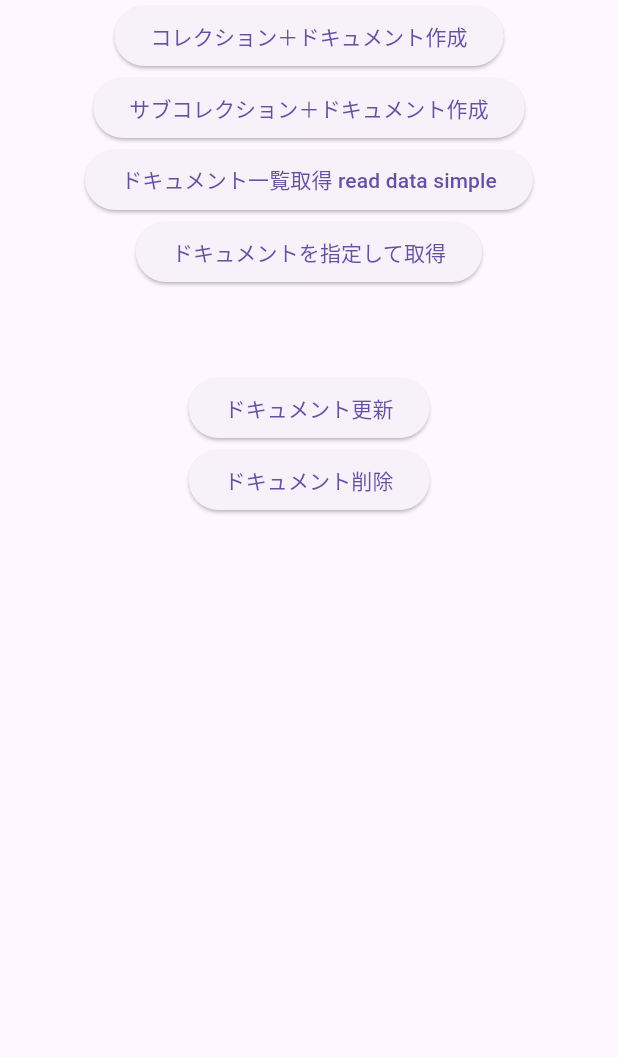
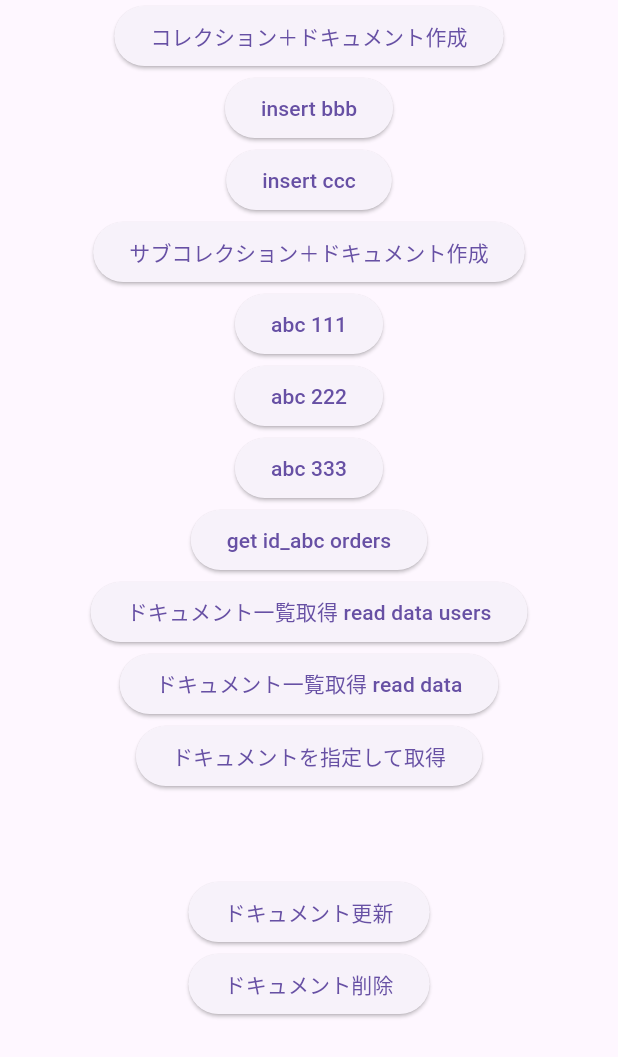
Before and after one commit to chenzhizsqq/flutter3_helloWorld, a Flutter app: the screen it shows after launch, on a phone screen of 412 x 824 dp. Shown: the top 1057 px of the screen. Run offline on Flutter 3.47's test engine with Material 3 defaults, Android fonts, the phone set to English and light mode, and no system bars; our stand-ins replace cloud_firestore, firebase_auth, firebase_core; accounts and stored records are empty.

Commit message:
FirebaseFirestore get doc --- https://firebase.google.com/docs/firestore/query-data/listen?hl=zh-cn

```diff
--- a/lib/sample/FirebaseCloudFirestoreSample.dart
+++ b/lib/sample/FirebaseCloudFirestoreSample.dart
@@ -35,6 +35,26 @@ class _FirebaseCloudFirestoreSampleState
                     .set({'name': '鈴木', 'age': 40}); // データ
               },
             ),
+            ElevatedButton(
+              child: Text('insert bbb'),
+              onPressed: () async {
+                // ドキュメント作成
+                await FirebaseFirestore.instance
+                    .collection('users') // コレクションID
+                    .doc('id_bbb') // ドキュメントID
+                    .set({'name': 'name_bbb', 'age': 222}); // データ
+              },
+            ),
+            ElevatedButton(
+              child: Text('insert ccc'),
+              onPressed: () async {
+                // ドキュメント作成
+                await FirebaseFirestore.instance
+                    .collection('users') // コレクションID
+                    .doc('id_ccc') // ドキュメントID
+                    .set({'name': 'name_ccc', 'age': 333}); // データ
+              },
+            ),
 
             //2222
             ElevatedButton(
@@ -47,6 +67,64 @@ class _FirebaseCloudFirestoreSampleState
                     .collection('orders') // サブコレクションID
                     .doc('id_123') // ドキュメントID << サブコレクション内のドキュメント
                     .set({'price': 600, 'date': '9/13'}); // データ
+              },
+            ),
+            ElevatedButton(
+              child: Text('abc 111'),
+              onPressed: () async {
+                // サブコレクション内にドキュメント作成
+                await FirebaseFirestore.instance
+                    .collection('users') // コレクションID
+                    .doc('id_abc') // ドキュメントID << usersコレクション内のドキュメント
+                    .collection('orders') // サブコレクションID
+                    .doc('id_111') // ドキュメントID << サブコレクション内のドキュメント
+                    .set({'price': 111, 'date': '9/13'}); // データ
+              },
+            ),
+            ElevatedButton(
+              child: Text('abc 222'),
+              onPressed: () async {
+                // サブコレクション内にドキュメント作成
+                await FirebaseFirestore.instance
+                    .collection('users') // コレクションID
+                    .doc('id_abc') // ドキュメントID << usersコレクション内のドキュメント
+                    .collection('orders') // サブコレクションID
+                    .doc('id_222') // ドキュメントID << サブコレクション内のドキュメント
+                    .set({'price': 222, 'date': '9/13'}); // データ
+              },
+            ),
+            ElevatedButton(
+              child: Text('abc 333'),
+              onPressed: () async {
+                // サブコレクション内にドキュメント作成
+                await FirebaseFirestore.instance
+                    .collection('users') // コレクションID
+                    .doc('id_abc') // ドキュメントID << usersコレクション内のドキュメント
+                    .collection('orders') // サブコレクションID
+                    .doc('id_333') // ドキュメントID << サブコレクション内のドキュメント
+                    .set({'price': 333, 'date': '9/13'}); // データ
+              },
+            ),
+            ElevatedButton(
+              child: Text('get id_abc orders'),
+              onPressed: () async {
+                // コレクション内のドキュメント一覧を取得
+                var db = FirebaseFirestore.instance;
+
+                await db
+                    .collection("users")
+                    .doc('id_abc')
+                    .collection('orders')
+                    .get()
+                    .then((event) {
+                  for (var doc in event.docs) {
+                    print("${doc.id} => ${doc.data()}");
+                  }
+                });
+                // 取得したドキュメント一覧をUIに反映
+                // setState(() {
+                //   documentList = snapshot.documents;
+                // });
               },
             ),
 
@@ -75,9 +153,9 @@ class _FirebaseCloudFirestoreSampleState
             ),
             */
 
-            //3333 read data simple
+            //3333 read data users
             ElevatedButton(
-              child: Text('ドキュメント一覧取得 read data simple'),
+              child: Text('ドキュメント一覧取得 read data users'),
               onPressed: () async {
                 // コレクション内のドキュメント一覧を取得
                 var db = FirebaseFirestore.instance;
@@ -87,6 +165,20 @@ class _FirebaseCloudFirestoreSampleState
                     print("${doc.id} => ${doc.data()}");
                   }
                 });
+                // 取得したドキュメント一覧をUIに反映
+                // setState(() {
+                //   documentList = snapshot.documents;
+                // });
+              },
+            ),
+
+            ElevatedButton(
+              child: Text('ドキュメント一覧取得 read data'),
+              onPressed: () async {
+                // コレクション内のドキュメント一覧を取得
+                var db = FirebaseFirestore.instance;
+
+                print("$db");
                 // 取得したドキュメント一覧をUIに反映
                 // setState(() {
                 //   documentList = snapshot.documents;
```
